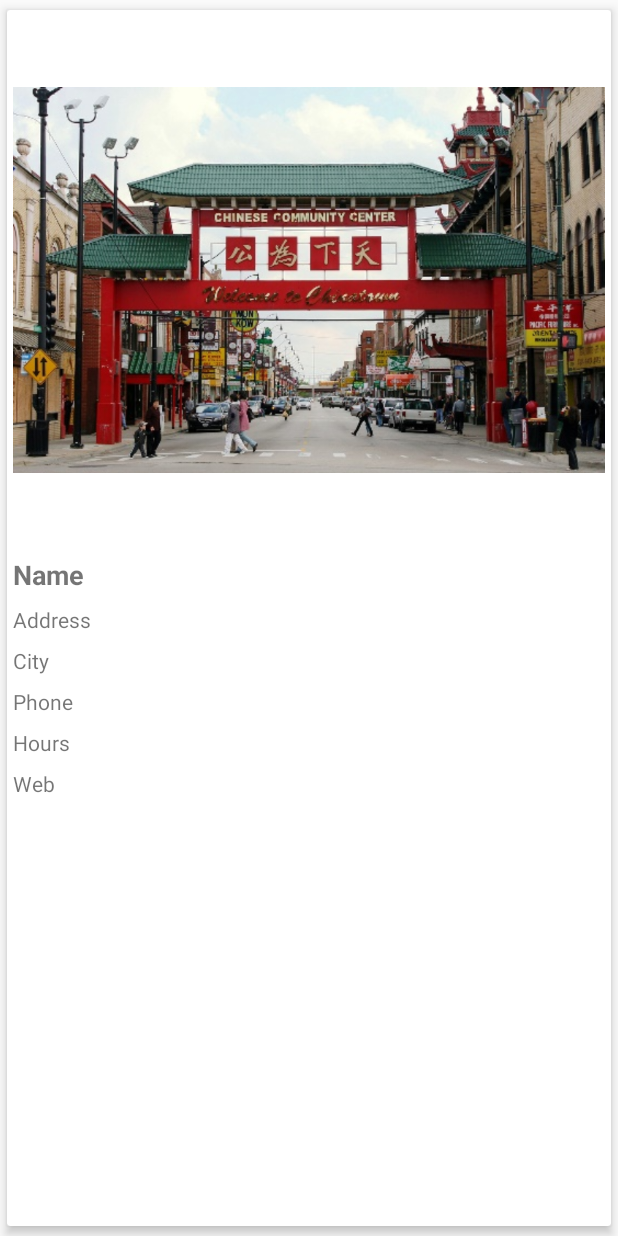
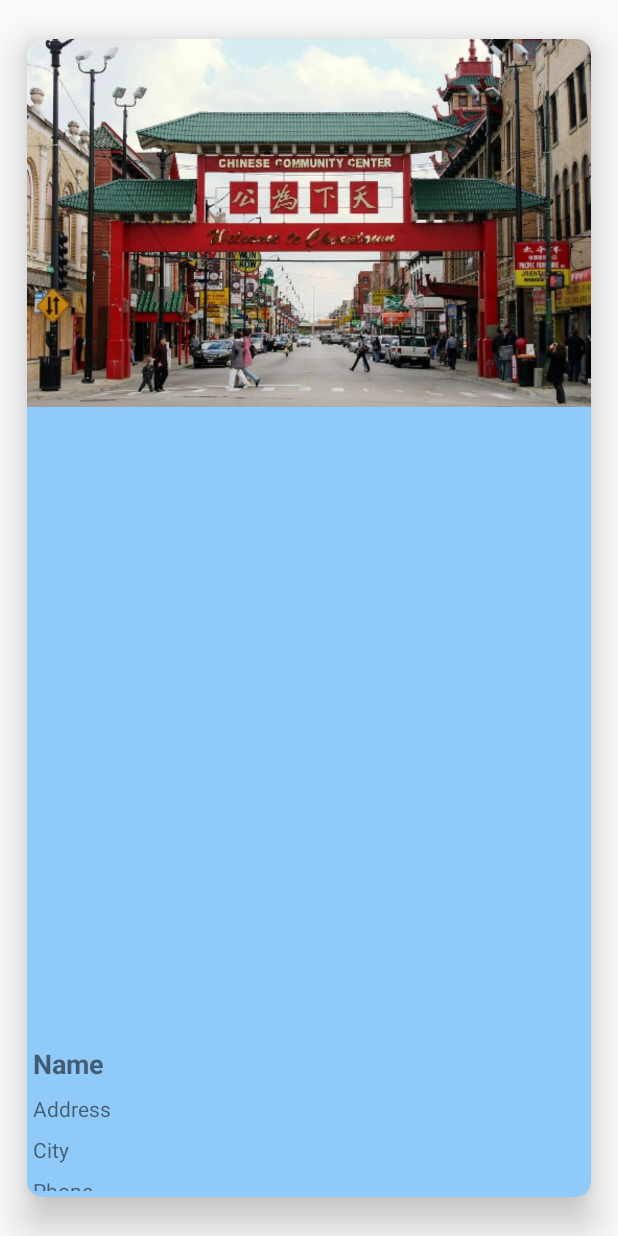
Before and after one commit to jc-cali/Explore-Chicago, an Android app: the layout activity_detail.xml on its own in the app's theme, with its tools: preview values and no code run, on a phone screen of 412 x 824 dp. Run offline under Robolectric (Android 15) with nearby library versions, the phone set to English and light mode, and no system bars.

Commit message:
Refined Detail Activity Screen

```diff
--- a/app/src/main/res/layout/activity_detail.xml
+++ b/app/src/main/res/layout/activity_detail.xml
@@ -14,9 +14,11 @@
         android:layout_width="match_parent"
         android:layout_height="match_parent"
         xmlns:app="http://schemas.android.com/apk/res-auto"
-        app:cardBackgroundColor="@color/cardview_light_background"
-        app:cardElevation="4dp"
+        app:cardBackgroundColor="#90CAF9"
+        app:cardElevation="15dp"
+        app:cardCornerRadius="10dp"
         app:cardUseCompatPadding="true">
+        <!--app:cardBackgroundColor="@color/cardview_light_background"-->
 
         <RelativeLayout
             android:layout_width="wrap_content"
@@ -24,12 +26,12 @@
 
             <ImageView
                 android:id="@+id/iv_det_image"
-                android:padding="4dp"
                 android:layout_width="wrap_content"
-                android:layout_height="wrap_content"
+                android:layout_height="1000px"
                 android:src="@drawable/chinatownsign"
-                android:layout_alignParentTop="true"
-                android:layout_alignParentStart="true"/>
+                android:scaleType="fitStart"/>
+            <!--android:layout_alignParentTop="true"-->
+            <!--android:layout_alignParentStart="true"-->
 
             <TextView
                 android:id="@+id/tv_det_name"
--- a/app/src/main/res/values/colors.xml
+++ b/app/src/main/res/values/colors.xml
@@ -1,6 +1,6 @@
 <?xml version="1.0" encoding="utf-8"?>
 <resources>
-    <color name="colorPrimary">#3F51B5</color>
-    <color name="colorPrimaryDark">#303F9F</color>
-    <color name="colorAccent">#FF4081</color>
+    <color name="colorPrimary">#C62828</color>
+    <color name="colorPrimaryDark">#B71C1C</color>
+    <color name="colorAccent">#303F9F</color>
 </resources>
```
